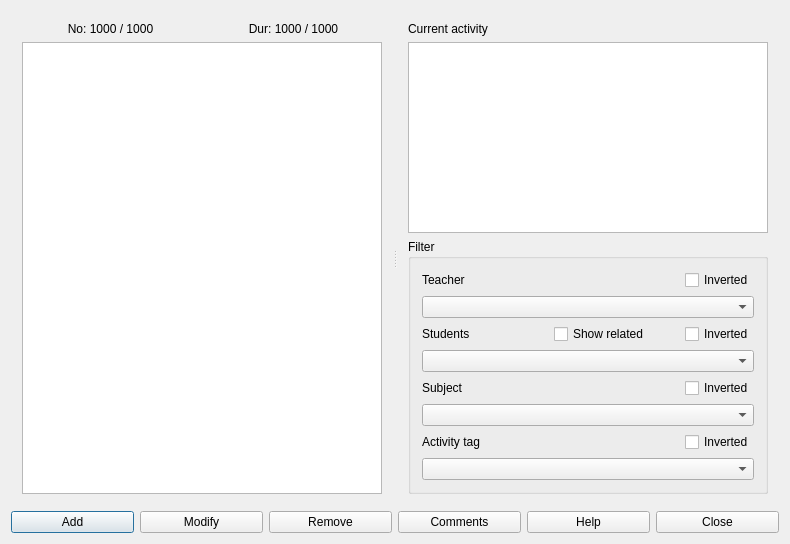
Above: fet/src/interface/activitiesform_template.ui from vonmecheln/fet before the change. Below: the same form after it.
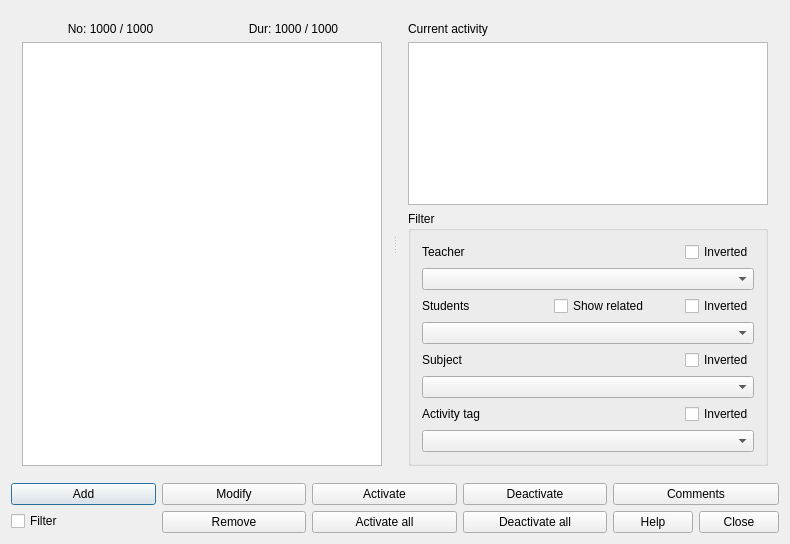
That is the form after the change.

```diff
--- a/fet/src/interface/activitiesform_template.ui
+++ b/fet/src/interface/activitiesform_template.ui
@@ -196,16 +196,47 @@
     </widget>
    </item>
    <item row="1" column="0">
-    <layout class="QHBoxLayout" name="horizontalLayout">
+    <layout class="QHBoxLayout" name="horizontalLayout_6">
+     <item>
+      <layout class="QVBoxLayout" name="verticalLayout_2">
      <item>
       <widget class="QPushButton" name="addActivityPushButton">
+         <property name="sizePolicy">
+          <sizepolicy hsizetype="Minimum" vsizetype="Fixed">
+           <horstretch>0</horstretch>
+           <verstretch>0</verstretch>
+          </sizepolicy>
+         </property>
        <property name="text">
         <string>Add</string>
        </property>
       </widget>
      </item>
      <item>
+        <widget class="QCheckBox" name="filterCheckBox">
+         <property name="sizePolicy">
+          <sizepolicy hsizetype="Minimum" vsizetype="Fixed">
+           <horstretch>0</horstretch>
+           <verstretch>0</verstretch>
+          </sizepolicy>
+         </property>
+         <property name="text">
+          <string comment="Advanced filter for the activities">Filter</string>
+         </property>
+        </widget>
+       </item>
+      </layout>
+     </item>
+     <item>
+      <layout class="QVBoxLayout" name="verticalLayout_3">
+       <item>
       <widget class="QPushButton" name="modifyActivityPushButton">
+         <property name="sizePolicy">
+          <sizepolicy hsizetype="Minimum" vsizetype="Fixed">
+           <horstretch>0</horstretch>
+           <verstretch>0</verstretch>
+          </sizepolicy>
+         </property>
        <property name="text">
         <string>Modify</string>
        </property>
@@ -213,20 +244,104 @@
      </item>
      <item>
       <widget class="QPushButton" name="removeActivityPushButton">
+         <property name="sizePolicy">
+          <sizepolicy hsizetype="Minimum" vsizetype="Fixed">
+           <horstretch>0</horstretch>
+           <verstretch>0</verstretch>
+          </sizepolicy>
+         </property>
        <property name="text">
         <string>Remove</string>
        </property>
       </widget>
      </item>
+      </layout>
+     </item>
+     <item>
+      <layout class="QVBoxLayout" name="verticalLayout_4">
+       <item>
+        <widget class="QPushButton" name="activatePushButton">
+         <property name="sizePolicy">
+          <sizepolicy hsizetype="Minimum" vsizetype="Fixed">
+           <horstretch>0</horstretch>
+           <verstretch>0</verstretch>
+          </sizepolicy>
+         </property>
+         <property name="text">
+          <string comment="Refers to activating an activity">Activate</string>
+         </property>
+        </widget>
+       </item>
+       <item>
+        <widget class="QPushButton" name="activateAllPushButton">
+         <property name="sizePolicy">
+          <sizepolicy hsizetype="Minimum" vsizetype="Fixed">
+           <horstretch>0</horstretch>
+           <verstretch>0</verstretch>
+          </sizepolicy>
+         </property>
+         <property name="text">
+          <string comment="Refers to activating all the listed activities">Activate all</string>
+         </property>
+        </widget>
+       </item>
+      </layout>
+     </item>
+     <item>
+      <layout class="QVBoxLayout" name="verticalLayout_5">
+       <item>
+        <widget class="QPushButton" name="deactivatePushButton">
+         <property name="sizePolicy">
+          <sizepolicy hsizetype="Minimum" vsizetype="Fixed">
+           <horstretch>0</horstretch>
+           <verstretch>0</verstretch>
+          </sizepolicy>
+         </property>
+         <property name="text">
+          <string comment="Refers to deactivating an activity">Deactivate</string>
+         </property>
+        </widget>
+       </item>
+       <item>
+        <widget class="QPushButton" name="deactivateAllPushButton">
+         <property name="sizePolicy">
+          <sizepolicy hsizetype="Minimum" vsizetype="Fixed">
+           <horstretch>0</horstretch>
+           <verstretch>0</verstretch>
+          </sizepolicy>
+         </property>
+         <property name="text">
+          <string comment="Refers to deactivating all the listed activities">Deactivate all</string>
+         </property>
+        </widget>
+       </item>
+      </layout>
+     </item>
+     <item>
+      <layout class="QVBoxLayout" name="verticalLayout_6">
      <item>
       <widget class="QPushButton" name="commentsPushButton">
+         <property name="sizePolicy">
+          <sizepolicy hsizetype="Minimum" vsizetype="Fixed">
+           <horstretch>0</horstretch>
+           <verstretch>0</verstretch>
+          </sizepolicy>
+         </property>
        <property name="text">
         <string>Comments</string>
        </property>
       </widget>
      </item>
      <item>
+        <layout class="QHBoxLayout" name="horizontalLayout">
+         <item>
       <widget class="QPushButton" name="helpPushButton">
+           <property name="sizePolicy">
+            <sizepolicy hsizetype="Minimum" vsizetype="Fixed">
+             <horstretch>0</horstretch>
+             <verstretch>0</verstretch>
+            </sizepolicy>
+           </property>
        <property name="text">
         <string>Help</string>
        </property>
@@ -234,10 +349,20 @@
      </item>
      <item>
       <widget class="QPushButton" name="closePushButton">
+           <property name="sizePolicy">
+            <sizepolicy hsizetype="Minimum" vsizetype="Fixed">
+             <horstretch>0</horstretch>
+             <verstretch>0</verstretch>
+            </sizepolicy>
+           </property>
        <property name="text">
         <string>Close</string>
        </property>
       </widget>
+         </item>
+        </layout>
+       </item>
+      </layout>
      </item>
     </layout>
    </item>
```
Left out of the diff: 4 changed lines with no effect on the pictures. Lines whose indentation alone changed are shown as unchanged.
